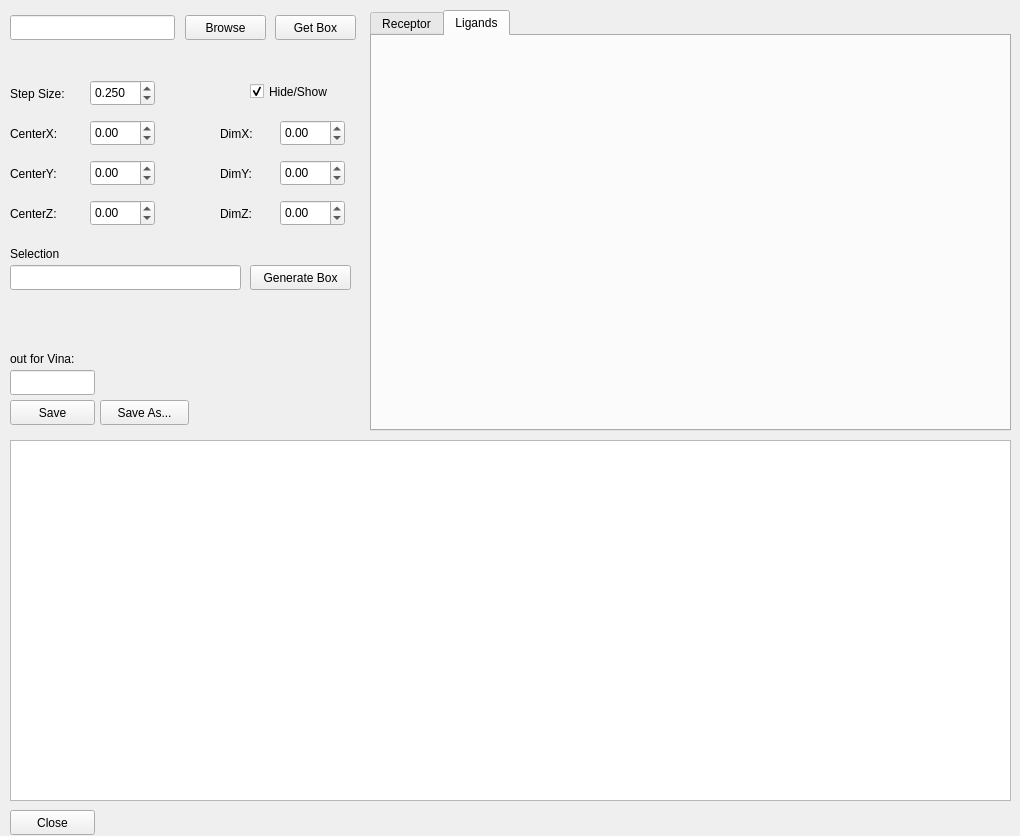
First picture: the form in demowidget.ui, repository gjonwick/MAGI-Dock, before the edit.
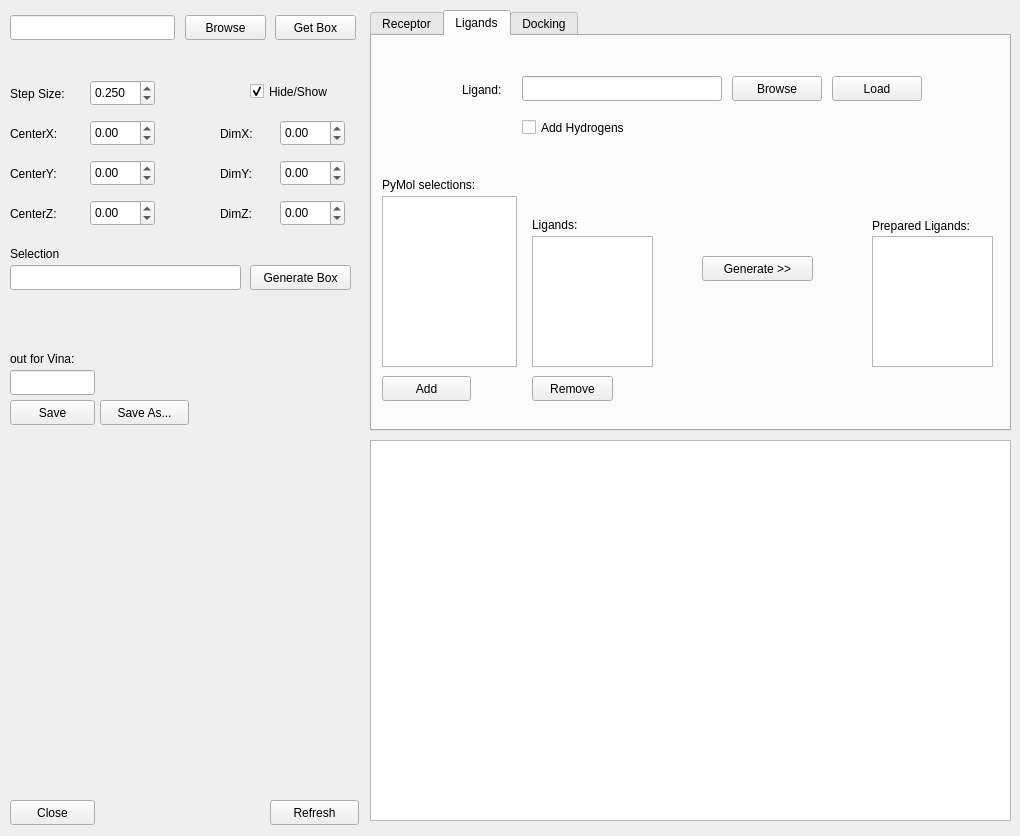
Second picture: the form after the edit. The open tabs and pages were chosen to show the change.

Commit message: Updated ligands tab; vinaCoupler functionality upgraded, ligands are now mapped convinently to the ligand listwidget, and are contained in a dictionary

```diff
--- a/demowidget.ui
+++ b/demowidget.ui
@@ -74,7 +74,7 @@
    <property name="geometry">
     <rect>
      <x>10</x>
-     <y>810</y>
+     <y>800</y>
      <width>85</width>
      <height>25</height>
     </rect>
@@ -503,19 +503,6 @@
       <string>Flexible Residues:</string>
      </property>
     </widget>
-    <widget class="QPushButton" name="importSele_btn">
-     <property name="geometry">
-      <rect>
-       <x>10</x>
-       <y>340</y>
-       <width>89</width>
-       <height>25</height>
-      </rect>
-     </property>
-     <property name="text">
-      <string>Import</string>
-     </property>
-    </widget>
     <widget class="QLabel" name="label_13">
      <property name="geometry">
       <rect>
@@ -606,18 +593,219 @@
     <attribute name="title">
      <string>Ligands</string>
     </attribute>
+    <widget class="QListWidget" name="ligands_lstw">
+     <property name="geometry">
+      <rect>
+       <x>160</x>
+       <y>200</y>
+       <width>121</width>
+       <height>131</height>
+      </rect>
+     </property>
+    </widget>
+    <widget class="QLabel" name="label_14">
+     <property name="geometry">
+      <rect>
+       <x>160</x>
+       <y>180</y>
+       <width>67</width>
+       <height>17</height>
+      </rect>
+     </property>
+     <property name="text">
+      <string>Ligands:</string>
+     </property>
+    </widget>
+    <widget class="QCheckBox" name="checkBox">
+     <property name="geometry">
+      <rect>
+       <x>150</x>
+       <y>80</y>
+       <width>131</width>
+       <height>23</height>
+      </rect>
+     </property>
+     <property name="text">
+      <string>Add Hydrogens</string>
+     </property>
+    </widget>
+    <widget class="QPushButton" name="genLigands_btn">
+     <property name="geometry">
+      <rect>
+       <x>330</x>
+       <y>220</y>
+       <width>111</width>
+       <height>25</height>
+      </rect>
+     </property>
+     <property name="text">
+      <string>Generate &gt;&gt;</string>
+     </property>
+    </widget>
+    <widget class="QLineEdit" name="ligandPath_txt">
+     <property name="geometry">
+      <rect>
+       <x>150</x>
+       <y>40</y>
+       <width>200</width>
+       <height>25</height>
+      </rect>
+     </property>
+    </widget>
+    <widget class="QLabel" name="label_15">
+     <property name="geometry">
+      <rect>
+       <x>90</x>
+       <y>45</y>
+       <width>51</width>
+       <height>17</height>
+      </rect>
+     </property>
+     <property name="text">
+      <string>Ligand:</string>
+     </property>
+    </widget>
+    <widget class="QPushButton" name="browseLigand_btn">
+     <property name="geometry">
+      <rect>
+       <x>360</x>
+       <y>40</y>
+       <width>90</width>
+       <height>25</height>
+      </rect>
+     </property>
+     <property name="text">
+      <string>Browse</string>
+     </property>
+    </widget>
+    <widget class="QPushButton" name="loadLigand_btn">
+     <property name="geometry">
+      <rect>
+       <x>460</x>
+       <y>40</y>
+       <width>90</width>
+       <height>25</height>
+      </rect>
+     </property>
+     <property name="text">
+      <string>Load</string>
+     </property>
+    </widget>
+    <widget class="QListWidget" name="preparedLigands_lstw">
+     <property name="geometry">
+      <rect>
+       <x>500</x>
+       <y>200</y>
+       <width>121</width>
+       <height>131</height>
+      </rect>
+     </property>
+    </widget>
+    <widget class="QLabel" name="label_16">
+     <property name="geometry">
+      <rect>
+       <x>500</x>
+       <y>180</y>
+       <width>131</width>
+       <height>20</height>
+      </rect>
+     </property>
+     <property name="text">
+      <string>Prepared Ligands:</string>
+     </property>
+    </widget>
+    <widget class="QListWidget" name="sele_lstw_2">
+     <property name="geometry">
+      <rect>
+       <x>10</x>
+       <y>160</y>
+       <width>135</width>
+       <height>171</height>
+      </rect>
+     </property>
+     <property name="selectionMode">
+      <enum>QAbstractItemView::ExtendedSelection</enum>
+     </property>
+    </widget>
+    <widget class="QLabel" name="label_17">
+     <property name="geometry">
+      <rect>
+       <x>10</x>
+       <y>140</y>
+       <width>131</width>
+       <height>17</height>
+      </rect>
+     </property>
+     <property name="text">
+      <string>PyMol selections:</string>
+     </property>
+    </widget>
+    <widget class="QPushButton" name="removeLigand_btn">
+     <property name="geometry">
+      <rect>
+       <x>160</x>
+       <y>340</y>
+       <width>81</width>
+       <height>25</height>
+      </rect>
+     </property>
+     <property name="text">
+      <string>Remove</string>
+     </property>
+    </widget>
+    <widget class="QPushButton" name="addLigand_btn">
+     <property name="geometry">
+      <rect>
+       <x>10</x>
+       <y>340</y>
+       <width>89</width>
+       <height>25</height>
+      </rect>
+     </property>
+     <property name="text">
+      <string>Add</string>
+     </property>
+    </widget>
+   </widget>
+   <widget class="QWidget" name="docking_tab">
+    <attribute name="title">
+     <string>Docking</string>
+    </attribute>
+    <widget class="QLineEdit" name="selectConfig_txt">
+     <property name="geometry">
+      <rect>
+       <x>220</x>
+       <y>30</y>
+       <width>200</width>
+       <height>25</height>
+      </rect>
+     </property>
+    </widget>
    </widget>
   </widget>
   <widget class="QPlainTextEdit" name="plainTextEdit">
    <property name="geometry">
     <rect>
-     <x>10</x>
+     <x>370</x>
      <y>440</y>
-     <width>1001</width>
-     <height>361</height>
+     <width>641</width>
+     <height>381</height>
     </rect>
    </property>
   </widget>
+  <widget class="QPushButton" name="importSele_btn">
+   <property name="geometry">
+    <rect>
+     <x>270</x>
+     <y>800</y>
+     <width>89</width>
+     <height>25</height>
+    </rect>
+   </property>
+   <property name="text">
+    <string>Refresh</string>
+   </property>
+  </widget>
  </widget>
  <resources/>
  <connections/>
```
Left out of the diff: 35 changed lines with no effect on the pictures. The commit also changes 1 other file.
